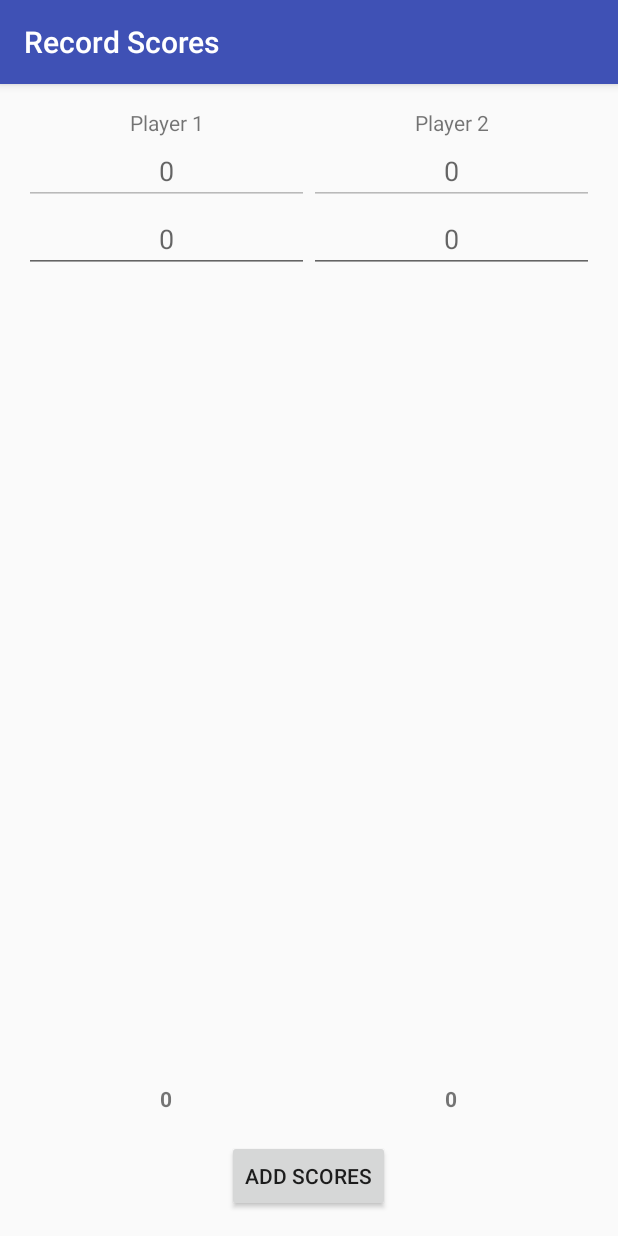
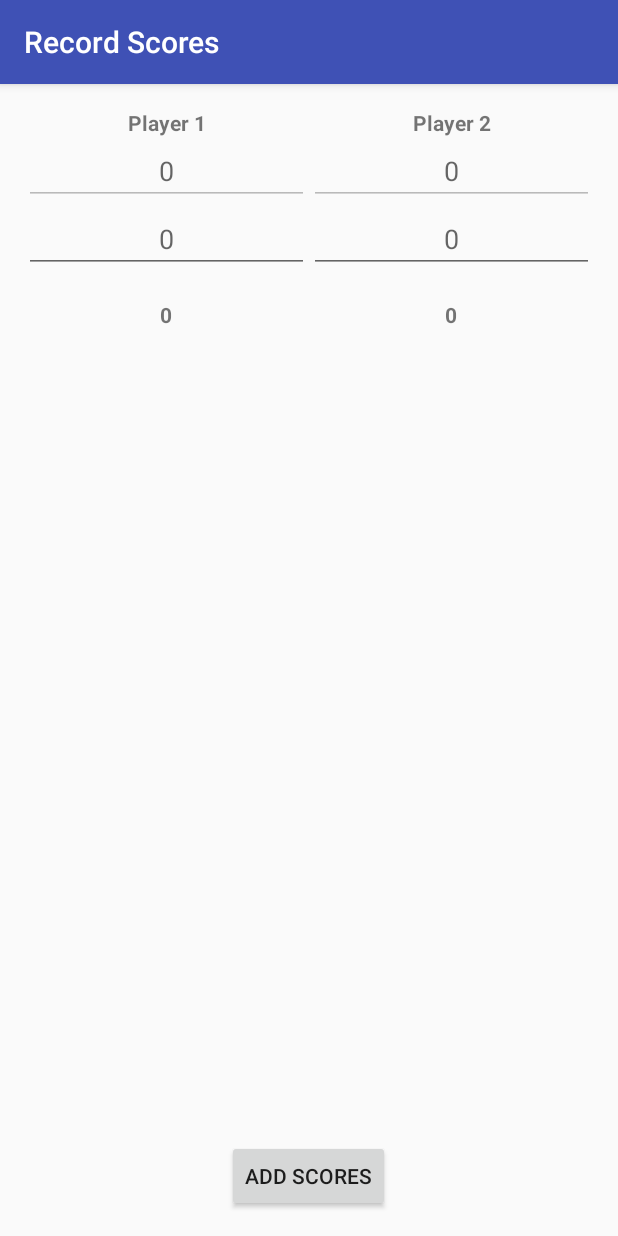
Before and after one commit to Moohan/ScoreKeeper, an Android app: the RecordScoresActivity screen opened directly, with no data from a screen before it, after a tap on "ADD SCORES", on a phone screen of 412 x 824 dp. Run offline under Robolectric (Android 15) with nearby library versions, the light colour scheme and no system bars.

Commit message:
Clean up

```diff
--- a/app/src/main/java/mcmahon/james/scorekeeper/RecordScoresActivity.java
+++ b/app/src/main/java/mcmahon/james/scorekeeper/RecordScoresActivity.java
@@ -61,6 +61,7 @@
 
             textView.setText(playerName);
             textView.setGravity(Gravity.CENTER_HORIZONTAL);
+            textView.setTypeface(Typeface.DEFAULT_BOLD);
             // Add text view to row
             tableHeaderRow.addView(textView);
         }
@@ -165,7 +166,7 @@
             }
         }
 
-        scoresTable.addView(tableRow);
+        scoresTable.addView(tableRow, scoresTable.getChildCount() - 2);
 
         //next round
         rounds++;
--- a/app/src/main/res/layout/activity_record_scores.xml
+++ b/app/src/main/res/layout/activity_record_scores.xml
@@ -1,17 +1,21 @@
 <?xml version="1.0" encoding="utf-8"?>
-
-<LinearLayout xmlns:android="http://schemas.android.com/apk/res/android"
+<RelativeLayout xmlns:android="http://schemas.android.com/apk/res/android"
     xmlns:tools="http://schemas.android.com/tools"
     android:layout_width="match_parent"
     android:layout_height="match_parent"
-    android:orientation="vertical"
     android:paddingBottom="@dimen/activity_vertical_margin"
     android:paddingLeft="@dimen/activity_horizontal_margin"
     android:paddingRight="@dimen/activity_horizontal_margin"
     android:paddingTop="@dimen/activity_vertical_margin"
     tools:context="mcmahon.james.scorekeeper.RecordScoresActivity">
 
+
+    <ScrollView
+        android:layout_width="match_parent"
+        android:layout_height="match_parent">
+
         <TableLayout
+            android:id="@+id/player_score_table"
             android:layout_width="match_parent"
             android:layout_height="wrap_content"
             android:scrollbars="vertical"
@@ -21,44 +25,26 @@
                 android:id="@+id/player_score_table_header_row"
                 android:layout_width="match_parent"
                 android:layout_height="match_parent" />
-    </TableLayout>
 
-    <ScrollView
-        android:layout_width="match_parent"
-        android:layout_height="0dp"
-        android:layout_gravity="center"
-        android:layout_weight="1">
-        <TableLayout
-            android:id="@+id/player_score_table"
-            android:layout_width="match_parent"
-            android:layout_height="wrap_content"
-            android:scrollbars="vertical"
-            android:stretchColumns="*">
             <TableRow
                 android:id="@+id/player_score_table_row1"
                 android:layout_width="match_parent"
                 android:layout_height="match_parent" />
-        </TableLayout>
-    </ScrollView>
 
             <Space
                 android:layout_width="match_parent"
                 android:layout_height="18dp"
                 android:visibility="visible" />
 
-    <TableLayout
-        android:layout_width="match_parent"
-        android:layout_height="wrap_content"
-        android:layout_gravity="center"
-        android:scrollbars="vertical"
-        android:stretchColumns="*">
-
             <TableRow
                 android:id="@+id/player_score_table_sum_row"
                 android:layout_width="match_parent"
                 android:layout_height="match_parent" />
 
+
         </TableLayout>
+    </ScrollView>
+
 
     <Space
         android:layout_width="match_parent"
@@ -69,11 +55,12 @@
         android:id="@+id/add_score_button"
         android:layout_width="wrap_content"
         android:layout_height="wrap_content"
-        android:layout_gravity="center"
+        android:layout_alignParentBottom="true"
+        android:layout_centerHorizontal="true"
         android:hapticFeedbackEnabled="true"
         android:onClick="addScores"
         android:text="@string/Add_score"
         tools:ignore="ButtonStyle" />
 
 
-</LinearLayout>
+</RelativeLayout>
```
Lines whose indentation alone changed are shown as unchanged.
